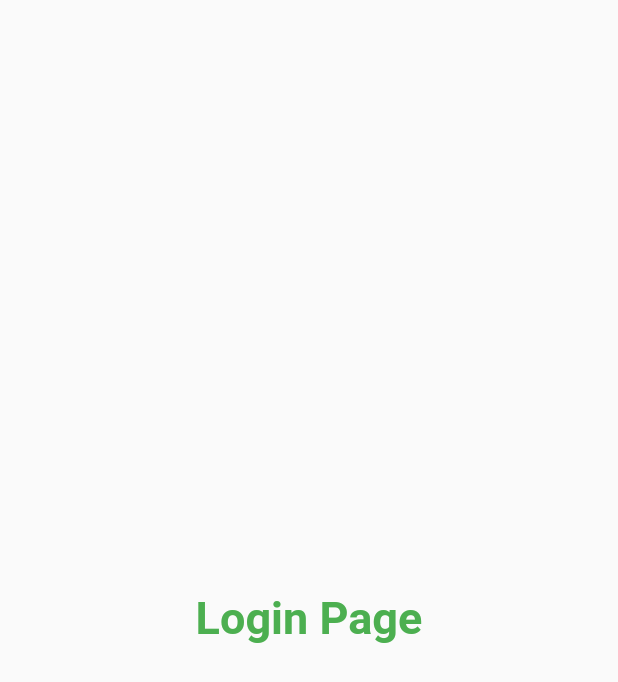
After one commit to Prerna22bokde/flutter, a Flutter app: the screen it shows after launch, on a phone screen of 412 x 824 dp. The commit adds this screen. Shown: the top 682 px of the screen. Run offline on Flutter 3.47's test engine with Material 2 defaults, Android fonts, the phone set to English and light mode, and no system bars.

Commit message:
day 3 complete

```diff
--- a/lib/main.dart
+++ b/lib/main.dart
@@ -1,5 +1,6 @@
 import 'package:flutter/material.dart';
-import 'package:flutter_application_1/home_page.dart';
+import 'package:flutter_application_1/pages/home_page.dart';
+import 'package:flutter_application_1/pages/login_page.dart';
 
 void main() {
   runApp(MyApp());
@@ -12,7 +13,13 @@ class MyApp extends StatelessWidget {
   @override
   Widget build(BuildContext context) {
     return MaterialApp(
-      home: HomePage(),
+      // home: HomePage(),
+      themeMode: ThemeMode.light,
+      theme: ThemeData(primarySwatch: Colors.purple),
+      darkTheme: ThemeData(brightness: Brightness.dark),
+      routes: {
+        "/": (context) => LoginPage(),
+      },
     );
   }
 }
--- /dev/null
+++ b/lib/pages/login_page.dart
@@ -0,0 +1,19 @@
+import 'package:flutter/material.dart';
+
+class LoginPage extends StatelessWidget {
+  @override
+  Widget build(BuildContext context) {
+    return Material(
+      child: Center(
+        child: Text(
+          "Login Page",
+          style: TextStyle(
+            fontSize: 30,
+            color: Colors.green,
+            fontWeight: FontWeight.bold,
+          ),
+        ),
+      ),
+    );
+  }
+}
```
Also changed, not shown: lib/pages/home_page.dart (renamed from lib/home_page.dart).
